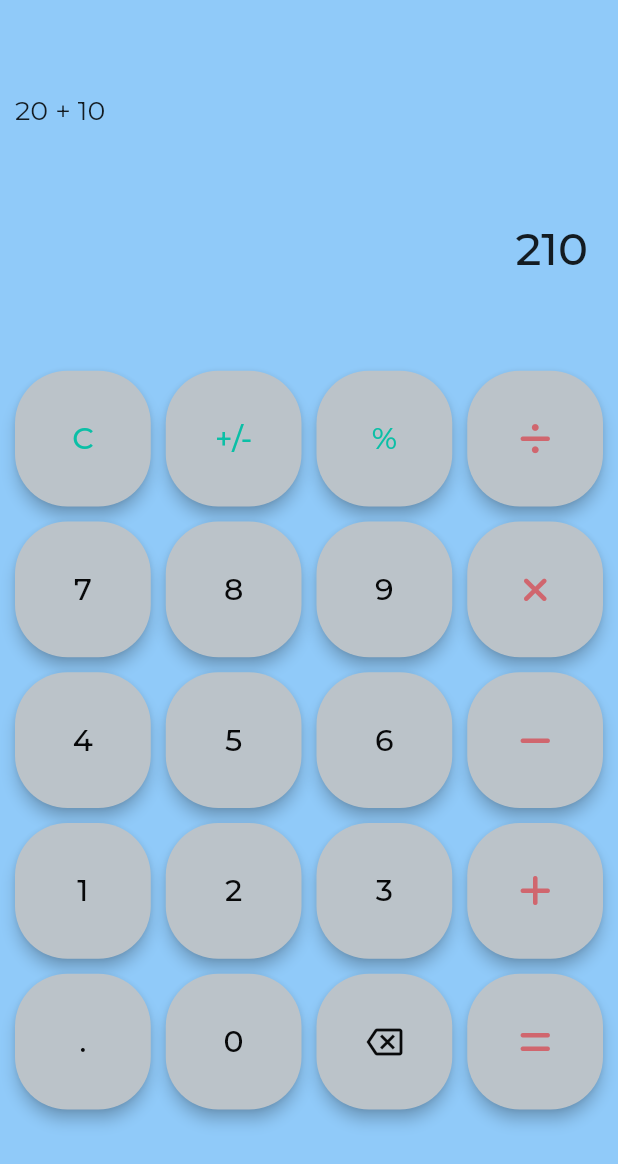
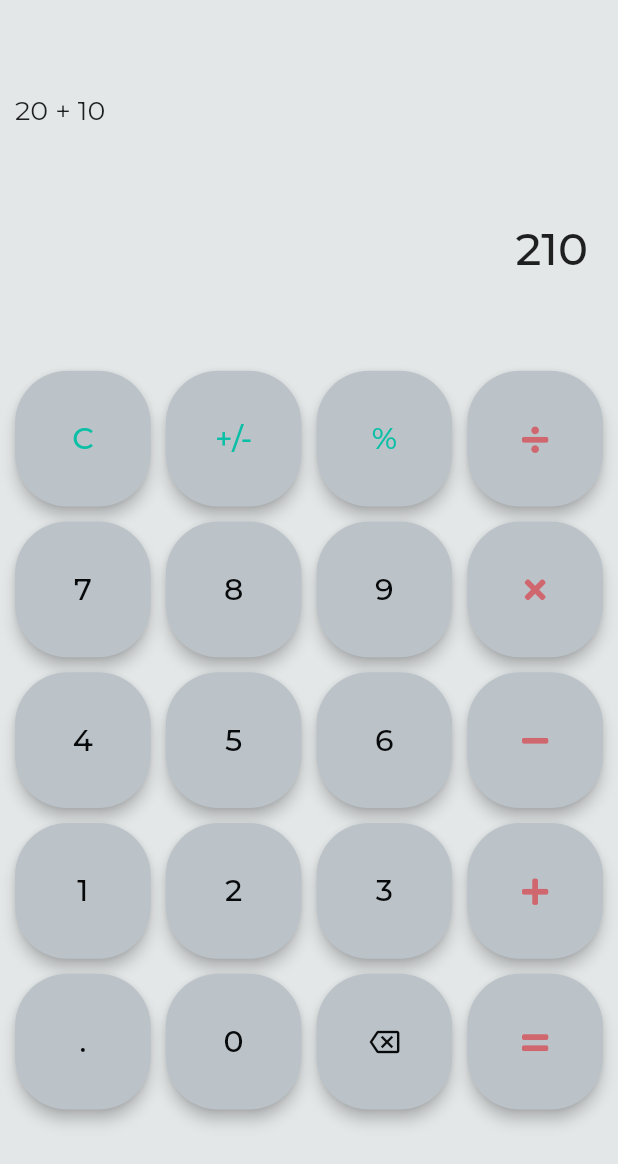
Before and after one commit to lucasgbezerra/calculator_flutter, a Flutter app: the HomeScreen screen opened directly, on a phone screen of 412 x 824 dp. Shown: the top 1164 px of the screen. Run offline on Flutter 3.47's test engine with Material 2 defaults, Android fonts, the phone set to English and light mode, and no system bars; our stand-ins replace font_awesome_flutter, google_fonts.

Commit message:
Change Button

```diff
--- a/lib/widgets/button_widget.dart
+++ b/lib/widgets/button_widget.dart
@@ -31,7 +31,7 @@ class ButtonWidget extends StatelessWidget {
         elevation: 4,
       ),
       child: icon != null
-          ? Icon(icon, color: textColor)
+          ? Icon(icon, color: textColor, size: 20,)
           : Text(
               text!,
               style: textStyle,
--- a/pubspec.yaml
+++ b/pubspec.yaml
@@ -34,6 +34,8 @@ dependencies:
   # The following adds the Cupertino Icons font to your application.
   # Use with the CupertinoIcons class for iOS style icons.
   cupertino_icons: ^1.0.2
+  google_fonts: ^2.2.0
+  font_awesome_flutter: ^9.2.0
 
 dev_dependencies:
   flutter_test:
```
Also changed, not shown: lib/main.dart (+5 -4 lines), pubspec.lock.
